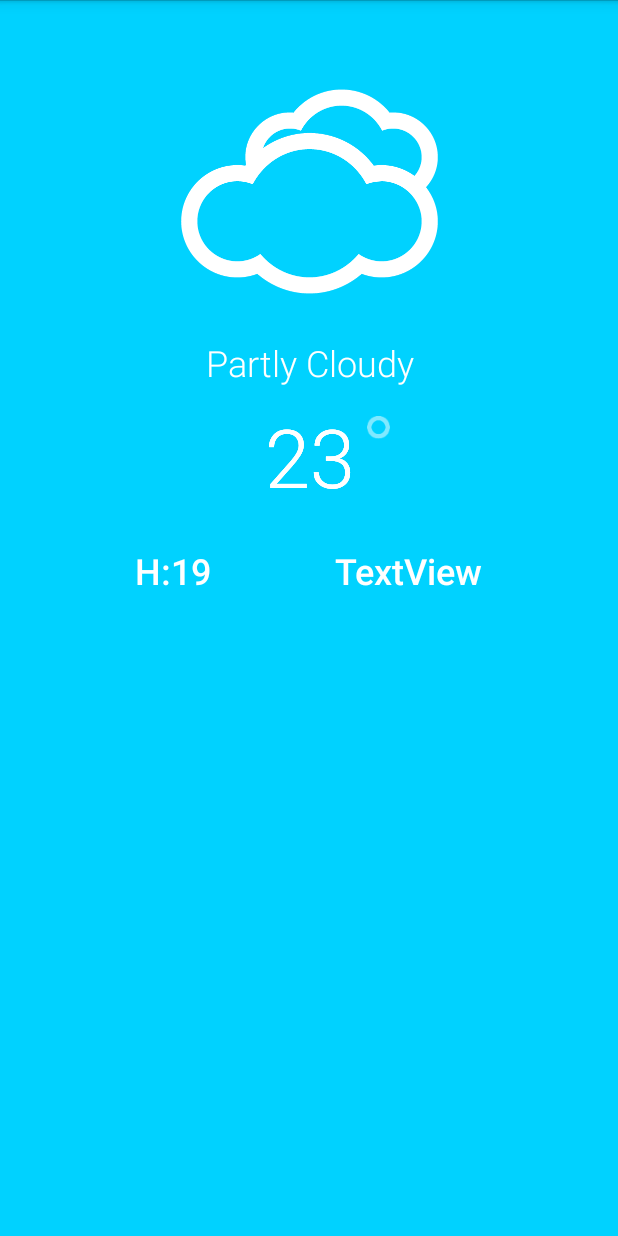
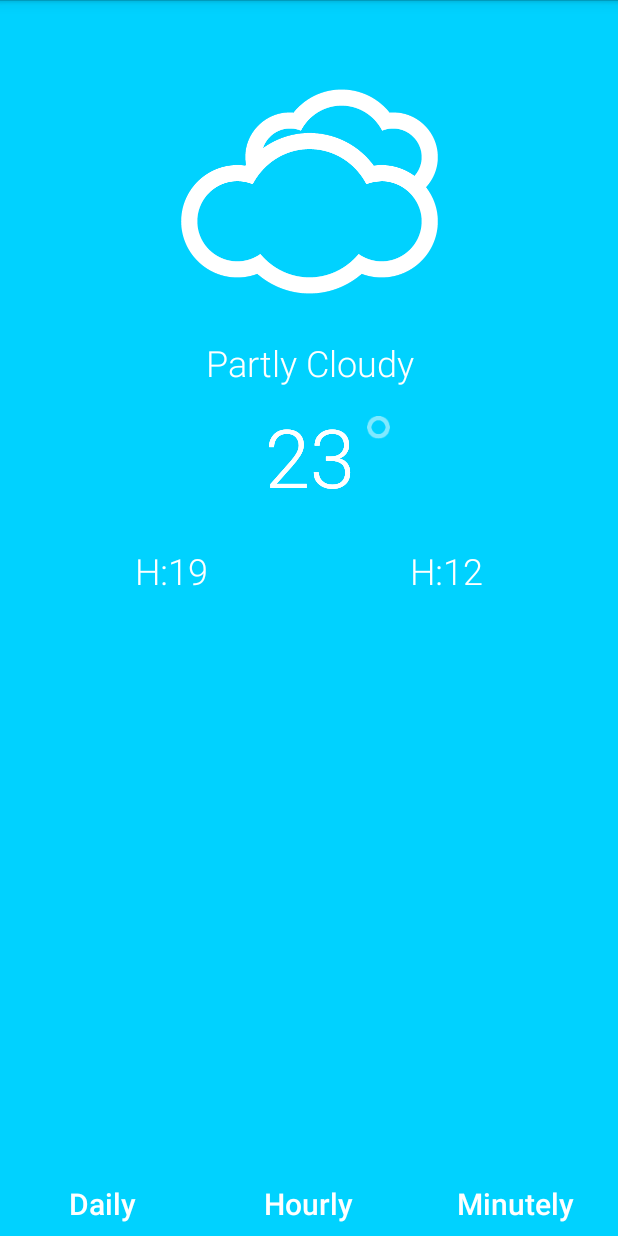
Before and after one commit to Amador368/ColorWeather, an Android app: the screen it shows after launch (MainActivity), on a phone screen of 412 x 824 dp. Run offline under Robolectric (Android 15) with nearby library versions, the phone set to English and light mode, and no system bars.

Commit message:
Adding guidelines and buttons for weather options

```diff
--- a/app/src/main/res/layout/activity_main.xml
+++ b/app/src/main/res/layout/activity_main.xml
@@ -97,11 +97,10 @@
         app:layout_constraintLeft_toLeftOf="parent"
         android:layout_marginLeft="90dp"
         android:layout_marginTop="24dp"
-        android:textStyle="bold"
         app:layout_constraintTop_toBottomOf="@+id/currentTempTextView" />
 
     <TextView
-        android:text="TextView"
+        android:text="H:12"
         style="@style/mainFont"
         android:layout_width="wrap_content"
         android:layout_height="wrap_content"
@@ -110,7 +109,74 @@
         app:layout_constraintTop_toBottomOf="@+id/currentTempTextView"
         android:layout_marginEnd="90dp"
         app:layout_constraintRight_toRightOf="parent"
-        android:layout_marginRight="90dp"
+        android:layout_marginRight="90dp"/>
+
+    <android.support.constraint.Guideline
+        android:layout_width="wrap_content"
+        android:layout_height="wrap_content"
+        android:id="@+id/guideline"
+        android:orientation="vertical"
+        app:layout_constraintGuide_percent="0.33072916"
+        tools:layout_editor_absoluteY="0dp"
+        tools:layout_editor_absoluteX="127dp" />
+
+    <android.support.constraint.Guideline
+        android:layout_width="wrap_content"
+        android:layout_height="wrap_content"
+        android:id="@+id/guideline2"
+        android:orientation="vertical"
+        tools:layout_editor_absoluteY="0dp"
+        tools:layout_editor_absoluteX="256dp"
+        app:layout_constraintGuide_percent="0.6666667" />
+
+    <TextView
+        style="@style/mainFont"
+        android:textSize="20sp"
         android:textStyle="bold"
-        tools:text="H:12" />
+        android:text="Daily"
+        android:layout_width="wrap_content"
+        android:layout_height="wrap_content"
+        android:id="@+id/dailyTextView"
+        app:layout_constraintRight_toLeftOf="@+id/guideline"
+        app:layout_constraintLeft_toLeftOf="parent"
+        app:layout_constraintBottom_toBottomOf="parent"
+        android:layout_marginBottom="8dp"
+        android:layout_marginStart="8dp"
+        android:layout_marginLeft="8dp"
+        android:layout_marginEnd="8dp"
+        android:layout_marginRight="8dp" />
+
+    <TextView
+        style="@style/mainFont"
+        android:textSize="20sp"
+        android:textStyle="bold"
+        android:text="Hourly"
+        android:layout_width="wrap_content"
+        android:layout_height="wrap_content"
+        android:id="@+id/hourlyTextView"
+        app:layout_constraintRight_toLeftOf="@+id/guideline2"
+        app:layout_constraintLeft_toLeftOf="@+id/guideline"
+        app:layout_constraintBottom_toBottomOf="parent"
+        android:layout_marginBottom="8dp"
+        android:layout_marginStart="8dp"
+        android:layout_marginLeft="8dp"
+        android:layout_marginEnd="8dp"
+        android:layout_marginRight="8dp" />
+
+    <TextView
+        style="@style/mainFont"
+        android:textSize="20sp"
+        android:textStyle="bold"
+        android:text="Minutely"
+        android:layout_width="wrap_content"
+        android:layout_height="wrap_content"
+        android:id="@+id/minutelyTextView"
+        app:layout_constraintLeft_toLeftOf="@+id/guideline2"
+        app:layout_constraintRight_toRightOf="parent"
+        app:layout_constraintBottom_toBottomOf="parent"
+        android:layout_marginBottom="8dp"
+        android:layout_marginEnd="8dp"
+        android:layout_marginRight="8dp"
+        android:layout_marginStart="8dp"
+        android:layout_marginLeft="8dp" />
 </android.support.constraint.ConstraintLayout>
```
